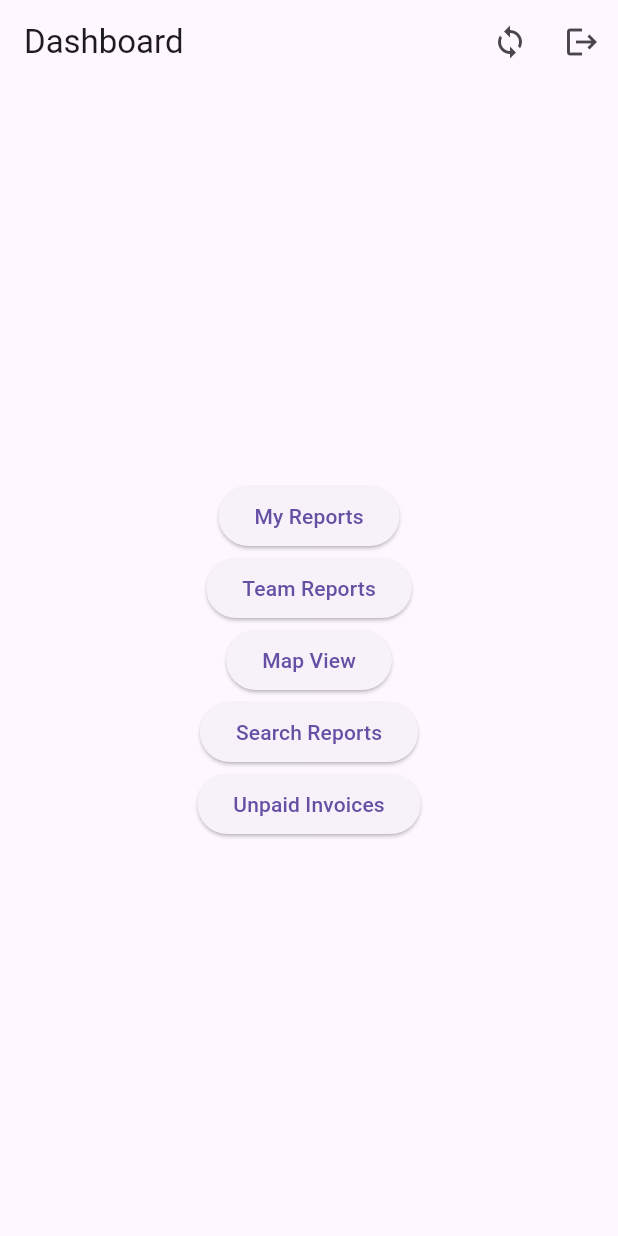
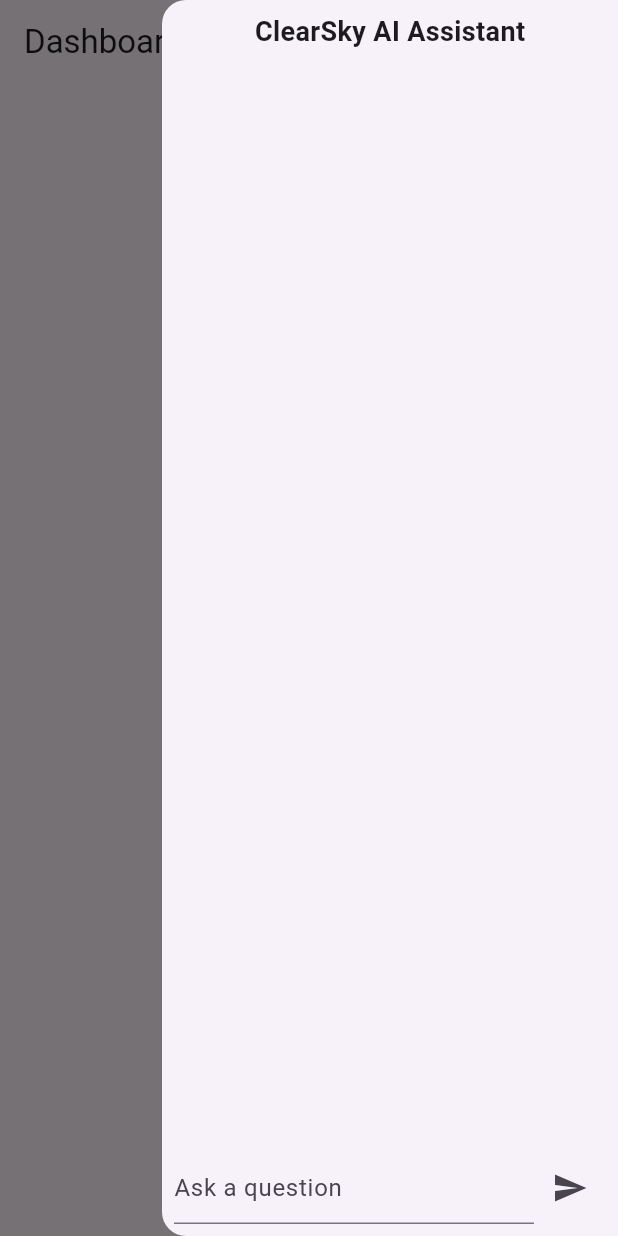
Before and after one commit to ClearSkyDev/clearsky_photo_reports, a Flutter app: the screen it shows once a user with an empty profile is signed in, with the side drawer open (before the commit the screen has no drawer), on a phone screen of 412 x 824 dp. Run offline on Flutter 3.47's test engine with Material 3 defaults, Android fonts, the phone set to English and light mode, and no system bars; our stand-ins replace cloud_firestore, connectivity_plus, csv, file_picker, firebase_auth, firebase_core and 19 more; missing offline and left inert: dart:html; accounts and stored records are empty.

Commit message:
Add AI chat assistant

```diff
--- /dev/null
+++ b/lib/models/chat_message.dart
@@ -0,0 +1,31 @@
+import "package:cloud_firestore/cloud_firestore.dart";
+class ChatMessage {
+  final String id;
+  final String role; // 'user' or 'assistant'
+  final String text;
+  final DateTime createdAt;
+
+  ChatMessage({
+    required this.id,
+    required this.role,
+    required this.text,
+    required this.createdAt,
+  });
+
+  factory ChatMessage.fromMap(Map<String, dynamic> map, String id) {
+    return ChatMessage(
+      id: id,
+      role: map['role'] ?? 'assistant',
+      text: map['text'] ?? '',
+      createdAt: map['createdAt'] is Timestamp
+          ? (map['createdAt'] as Timestamp).toDate()
+          : DateTime.tryParse(map['createdAt'] ?? '') ?? DateTime.now(),
+    );
+  }
+
+  Map<String, dynamic> toMap() => {
+        'role': role,
+        'text': text,
+        'createdAt': createdAt.toIso8601String(),
+      };
+}
--- a/lib/screens/dashboard_screen.dart
+++ b/lib/screens/dashboard_screen.dart
@@ -1,8 +1,12 @@
 import 'package:flutter/material.dart';
+
+import 'dart:io';
 
 import '../models/inspector_user.dart';
 import '../services/auth_service.dart';
 import '../services/offline_sync_service.dart';
+import '../widgets/ai_chat_button.dart';
+import '../widgets/ai_chat_drawer.dart';
 
 class DashboardScreen extends StatelessWidget {
   final InspectorUser user;
@@ -10,7 +14,19 @@
 
   @override
   Widget build(BuildContext context) {
+    final key = const String.fromEnvironment('OPENAI_API_KEY', defaultValue: '')
+            .isNotEmpty
+        ? const String.fromEnvironment('OPENAI_API_KEY')
+        : (Platform.environment['OPENAI_API_KEY'] ?? '');
     return Scaffold(
+      endDrawer:
+          AiChatDrawer(reportId: 'dashboard', apiKey: key, context: null),
+      floatingActionButton: Builder(
+        builder: (context) => AiChatButton(
+          reportId: 'dashboard',
+          apiKey: key,
+        ),
+      ),
       appBar: AppBar(
         title: const Text('Dashboard'),
         actions: [
--- /dev/null
+++ b/lib/widgets/ai_chat_button.dart
@@ -0,0 +1,38 @@
+import 'package:flutter/material.dart';
+
+import 'ai_chat_drawer.dart';
+
+/// Floating action button to launch the AI assistant drawer.
+class AiChatButton extends StatelessWidget {
+  final String reportId;
+  final Map<String, dynamic>? context;
+  final String apiKey;
+  const AiChatButton({super.key, required this.reportId, required this.apiKey, this.context});
+
+  @override
+  Widget build(BuildContext context) {
+    return FloatingActionButton.extended(
+      icon: const Icon(Icons.chat_bubble_outline),
+      label: const Text('Ask AI'),
+      onPressed: () => Scaffold.of(context).openEndDrawer(),
+    );
+  }
+}
+
+/// Convenience widget to wrap a Scaffold with the AI drawer.
+class AiChatScaffold extends StatelessWidget {
+  final Widget child;
+  final String reportId;
+  final Map<String, dynamic>? chatContext;
+  final String apiKey;
+  const AiChatScaffold({super.key, required this.child, required this.reportId, required this.apiKey, this.chatContext});
+
+  @override
+  Widget build(BuildContext context) {
+    return Scaffold(
+      endDrawer: AiChatDrawer(reportId: reportId, apiKey: apiKey, context: chatContext),
+      floatingActionButton: Builder(builder: (context) => AiChatButton(reportId: reportId, apiKey: apiKey, context: chatContext)),
+      body: child,
+    );
+  }
+}
--- /dev/null
+++ b/lib/widgets/ai_chat_drawer.dart
@@ -0,0 +1,107 @@
+import 'package:flutter/material.dart';
+
+import '../models/chat_message.dart';
+import '../services/ai_chat_service.dart';
+
+/// Sliding drawer for the on-site AI assistant.
+class AiChatDrawer extends StatefulWidget {
+  final String reportId;
+  final Map<String, dynamic>? context;
+  final String apiKey;
+  const AiChatDrawer({super.key, required this.reportId, required this.apiKey, this.context});
+
+  @override
+  State<AiChatDrawer> createState() => _AiChatDrawerState();
+}
+
+class _AiChatDrawerState extends State<AiChatDrawer> {
+  final TextEditingController _controller = TextEditingController();
+  late final AiChatService _service;
+  final List<ChatMessage> _messages = [];
+  bool _loading = false;
+
+  @override
+  void initState() {
+    super.initState();
+    _service = AiChatService(apiKey: widget.apiKey);
+    _loadHistory();
+  }
+
+  Future<void> _loadHistory() async {
+    final history = await _service.loadMessages(widget.reportId);
+    setState(() => _messages.addAll(history));
+  }
+
+  Future<void> _send() async {
+    final text = _controller.text.trim();
+    if (text.isEmpty) return;
+    setState(() {
+      _messages.add(ChatMessage(id: '', role: 'user', text: text, createdAt: DateTime.now()));
+      _loading = true;
+    });
+    _controller.clear();
+    final reply = await _service.sendMessage(reportId: widget.reportId, message: text, context: widget.context);
+    setState(() {
+      _messages.add(reply);
+      _loading = false;
+    });
+  }
+
+  @override
+  Widget build(BuildContext context) {
+    return Drawer(
+      child: SafeArea(
+        child: Column(
+          children: [
+            const Padding(
+              padding: EdgeInsets.all(8.0),
+              child: Text('ClearSky AI Assistant', style: TextStyle(fontSize: 18, fontWeight: FontWeight.bold)),
+            ),
+            Expanded(
+              child: ListView(
+                children: [for (final m in _messages) _buildBubble(m)],
+              ),
+            ),
+            if (_loading) const LinearProgressIndicator(),
+            Padding(
+              padding: const EdgeInsets.all(8.0),
+              child: Row(
+                children: [
+                  Expanded(
+                    child: TextField(
+                      controller: _controller,
+                      decoration: const InputDecoration(hintText: 'Ask a question'),
+                    ),
+                  ),
+                  IconButton(
+                    icon: const Icon(Icons.send),
+                    onPressed: _loading ? null : _send,
+                  )
+                ],
+              ),
+            )
+          ],
+        ),
+      ),
+    );
+  }
+
+  Widget _buildBubble(ChatMessage msg) {
+    final isUser = msg.role == 'user';
+    final alignment = isUser ? Alignment.centerRight : Alignment.centerLeft;
+    final color = isUser ? Colors.blueGrey : Colors.grey.shade300;
+    final textColor = isUser ? Colors.white : Colors.black87;
+    return Align(
+      alignment: alignment,
+      child: Container(
+        margin: const EdgeInsets.symmetric(vertical: 4, horizontal: 8),
+        padding: const EdgeInsets.all(8),
+        decoration: BoxDecoration(
+          color: color,
+          borderRadius: BorderRadius.circular(8),
+        ),
+        child: Text(msg.text, style: TextStyle(color: textColor)),
+      ),
+    );
+  }
+}
```
Also changed, not shown: lib/services/ai_chat_service.dart (added, +73 -0 lines), 1 other file.
